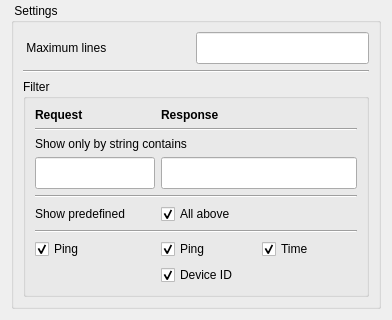
Before: the Qt Designer form src/ui/debug.ui in AceOfSnakes/NetRC, drawn with Qt 5; both pictures show x 0 to 392 and y 637 to 957 of the 392 by 957 pixel window.
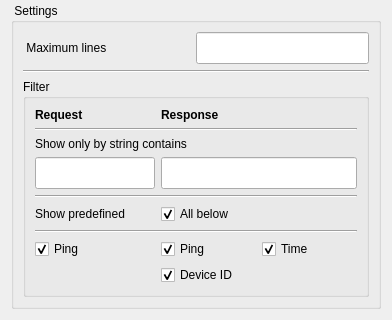
After: the same form once the commit is applied. Icons and pictures are not drawn.

Patch:
```diff
--- a/src/ui/debug.ui
+++ b/src/ui/debug.ui
@@ -586,7 +586,7 @@
          <item row="7" column="1">
           <widget class="QCheckBox" name="displayAllCheckBox">
            <property name="text">
-            <string>All above</string>
+            <string>All below</string>
            </property>
            <property name="checked">
             <bool>true</bool>
```
